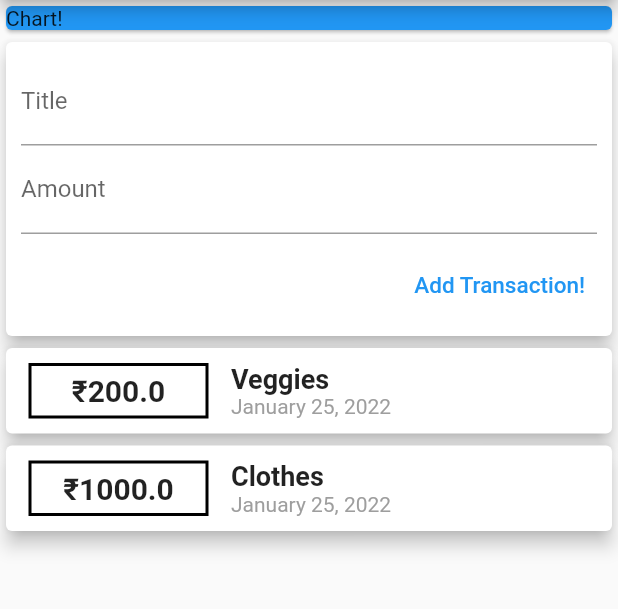
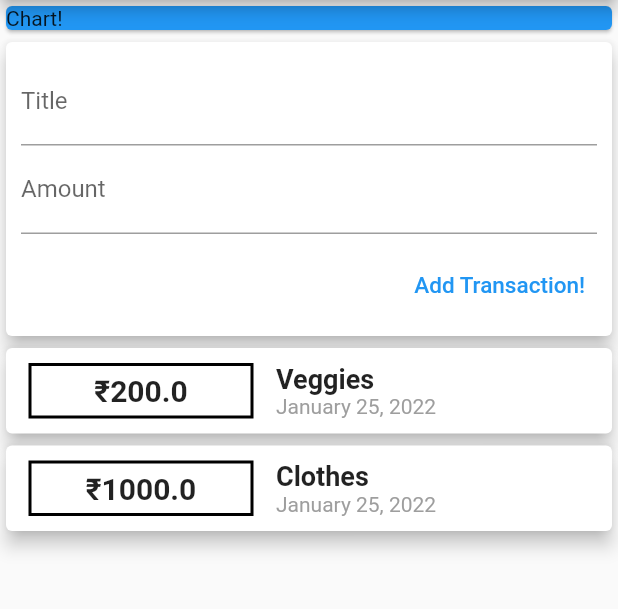
Before and after one commit to agrawalkunal2001/My_Expenses, a Flutter app: the screen it shows after launch, on a phone screen of 412 x 824 dp, the part 84-693 px from its top. Run offline on Flutter 3.47's test engine with Material 2 defaults, Android fonts, the phone set to English and light mode, and no system bars.

Commit message:
Added list view

```diff
--- a/lib/main.dart
+++ b/lib/main.dart
@@ -1,6 +1,5 @@
 import 'package:flutter/material.dart';
-import 'package:my_expenses/transaction.dart';
-import 'package:intl/intl.dart';
+import 'package:my_expenses/widgets/user_transaction.dart';
 
 void main() {
   runApp(const MyApp());
@@ -19,21 +18,14 @@ class MyApp extends StatelessWidget {
 }
 
 class HomePage extends StatelessWidget {
-  final List<Transaction> transactions = [
-    Transaction(id: "t1", title: "Veggies", amount: 200, date: DateTime.now()),
-    Transaction(id: "t2", title: "Clothes", amount: 1000, date: DateTime.now()),
-  ];
-
-  final titleController = TextEditingController();
-  final amountController = TextEditingController();
-
   @override
   Widget build(BuildContext context) {
     return Scaffold(
       appBar: AppBar(
         title: const Text("My Expenses"),
       ),
-      body: Column(
+      body: SingleChildScrollView(
+        child: Column(
           mainAxisAlignment: MainAxisAlignment.start,
           crossAxisAlignment: CrossAxisAlignment.stretch,
           children: <Widget>[
@@ -41,76 +33,9 @@ class HomePage extends StatelessWidget {
               color: Colors.blue,
               child: Text("Chart!"),
             ),
-          Card(
-            elevation: 5,
-            child: Container(
-              padding: EdgeInsets.all(10),
-              child: Column(
-                crossAxisAlignment: CrossAxisAlignment.end,
-                children: <Widget>[
-                  TextField(
-                    decoration: InputDecoration(labelText: "Title"),
-                    controller: titleController,
-                  ),
-                  TextField(
-                    decoration: InputDecoration(labelText: "Amount"),
-                    keyboardType: TextInputType.number,
-                    controller: amountController,
-                  ),
-                  SizedBox(
-                    height: 10,
-                  ),
-                  TextButton(
-                      onPressed: () {},
-                      child: Text(
-                        "Add Transaction!",
-                        style: TextStyle(fontSize: 15),
-                      )),
+            UserTransaction(),
           ],
         ),
-            ),
-          ),
-          Column(
-            children: transactions.map((tx) {
-              return Card(
-                elevation: 5,
-                child: Row(
-                  children: <Widget>[
-                    Container(
-                      width: 120,
-                      margin:
-                          EdgeInsets.symmetric(vertical: 10, horizontal: 15),
-                      decoration: BoxDecoration(
-                        border: Border.all(color: Colors.black, width: 2),
-                      ),
-                      padding: EdgeInsets.all(5),
-                      child: Text(
-                        "\u{20B9}${tx.amount}", // \u{20B9} is used to get rupee symbol and ${tx.amount} is equivalent to tx.amount.toString()
-                        textAlign: TextAlign.center,
-                        style: TextStyle(
-                            fontWeight: FontWeight.bold, fontSize: 20),
-                      ),
-                    ),
-                    Column(
-                      crossAxisAlignment: CrossAxisAlignment.start,
-                      children: <Widget>[
-                        Text(
-                          tx.title.toString(),
-                          style: TextStyle(
-                              fontWeight: FontWeight.bold, fontSize: 18),
-                        ),
-                        Text(
-                          DateFormat.yMMMMd().format(tx.date as DateTime),
-                          style: TextStyle(color: Colors.grey),
-                        ),
-                      ],
-                    ),
-                  ],
-                ),
-              );
-            }).toList(),
-          ),
-        ],
       ),
     );
   }
--- /dev/null
+++ b/lib/widgets/transaction_list.dart
@@ -0,0 +1,55 @@
+import 'package:flutter/material.dart';
+import 'package:intl/intl.dart';
+import 'package:my_expenses/models/transaction.dart';
+
+class TransactionList extends StatelessWidget {
+  final List<Transaction> userTransaction;
+  TransactionList(this.userTransaction);
+
+  @override
+  Widget build(BuildContext context) {
+    return Container(
+      height: 600,
+      child: ListView.builder(
+        itemBuilder: (ctx, index) {
+          return Card(
+            elevation: 5,
+            child: Row(
+              children: <Widget>[
+                Container(
+                  width: 150,
+                  margin: EdgeInsets.symmetric(vertical: 10, horizontal: 15),
+                  decoration: BoxDecoration(
+                    border: Border.all(color: Colors.black, width: 2),
+                  ),
+                  padding: EdgeInsets.all(5),
+                  child: Text(
+                    "\u{20B9}${userTransaction[index].amount}", // \u{20B9} is used to get rupee symbol and ${tx.amount} is equivalent to tx.amount.toString()
+                    textAlign: TextAlign.center,
+                    style: TextStyle(fontWeight: FontWeight.bold, fontSize: 20),
+                  ),
+                ),
+                Column(
+                  crossAxisAlignment: CrossAxisAlignment.start,
+                  children: <Widget>[
+                    Text(
+                      userTransaction[index].title.toString(),
+                      style:
+                          TextStyle(fontWeight: FontWeight.bold, fontSize: 18),
+                    ),
+                    Text(
+                      DateFormat.yMMMMd()
+                          .format(userTransaction[index].date as DateTime),
+                      style: TextStyle(color: Colors.grey),
+                    ),
+                  ],
+                ),
+              ],
+            ),
+          );
+        },
+        itemCount: userTransaction.length,
+      ),
+    );
+  }
+}
--- /dev/null
+++ b/lib/widgets/user_input.dart
@@ -0,0 +1,45 @@
+import 'package:flutter/material.dart';
+
+class UserInput extends StatelessWidget {
+  final titleController = TextEditingController();
+  final amountController = TextEditingController();
+  final Function addTransaction;
+
+  UserInput(this.addTransaction);
+
+  @override
+  Widget build(BuildContext context) {
+    return Card(
+      elevation: 5,
+      child: Container(
+        padding: EdgeInsets.all(10),
+        child: Column(
+          crossAxisAlignment: CrossAxisAlignment.end,
+          children: <Widget>[
+            TextField(
+              decoration: InputDecoration(labelText: "Title"),
+              controller: titleController,
+            ),
+            TextField(
+              decoration: InputDecoration(labelText: "Amount"),
+              keyboardType: TextInputType.number,
+              controller: amountController,
+            ),
+            SizedBox(
+              height: 10,
+            ),
+            TextButton(
+                onPressed: () {
+                  addTransaction(titleController.text,
+                      double.parse(amountController.text));
+                },
+                child: Text(
+                  "Add Transaction!",
+                  style: TextStyle(fontSize: 15),
+                )),
+          ],
+        ),
+      ),
+    );
+  }
+}
--- /dev/null
+++ b/lib/widgets/user_transaction.dart
@@ -0,0 +1,39 @@
+import 'package:flutter/material.dart';
+import 'package:my_expenses/widgets/transaction_list.dart';
+import 'package:my_expenses/widgets/user_input.dart';
+import 'package:my_expenses/models/transaction.dart';
+
+class UserTransaction extends StatefulWidget {
+  const UserTransaction({Key? key}) : super(key: key);
+
+  @override
+  _UserTransactionState createState() => _UserTransactionState();
+}
+
+class _UserTransactionState extends State<UserTransaction> {
+  final List<Transaction> _userTransaction = [
+    Transaction(id: "t1", title: "Veggies", amount: 200, date: DateTime.now()),
+    Transaction(id: "t2", title: "Clothes", amount: 1000, date: DateTime.now()),
+  ];
+
+  void _addTransactions(String txTitle, double txAmount) {
+    final newTx = Transaction(
+        id: DateTime.now().toString(),
+        title: txTitle,
+        amount: txAmount,
+        date: DateTime.now());
+    setState(() {
+      _userTransaction.add(newTx);
+    });
+  }
+
+  @override
+  Widget build(BuildContext context) {
+    return Column(
+      children: <Widget>[
+        UserInput(_addTransactions),
+        TransactionList(_userTransaction),
+      ],
+    );
+  }
+}
```
Also changed, not shown: lib/models/transaction.dart (renamed from lib/transaction.dart). Lines whose indentation alone changed are shown as unchanged.
